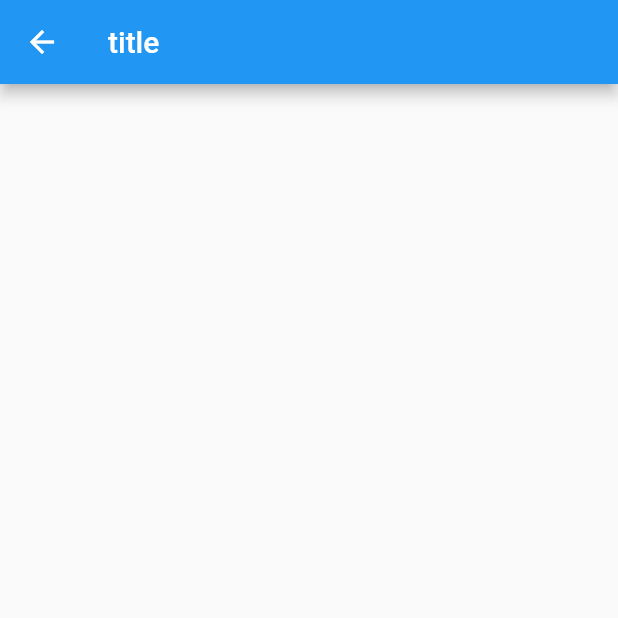
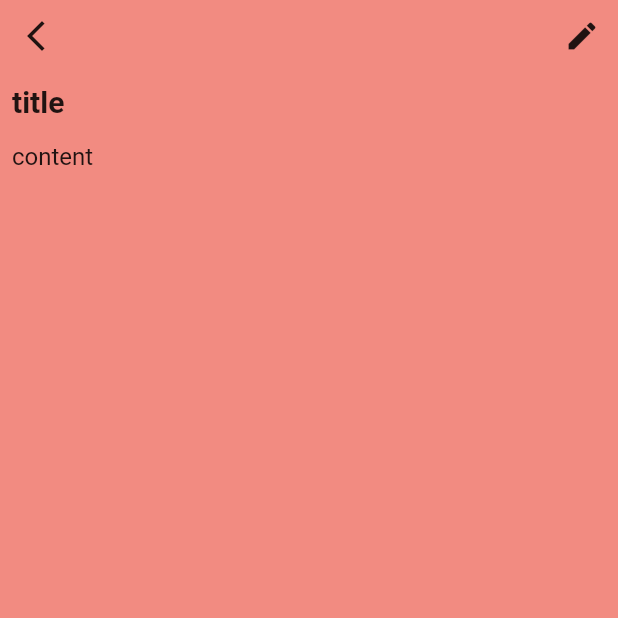
Before and after one commit to DenisManuch/notes_app, a Flutter app: the DetailScreen screen opened by its route, on a phone screen of 412 x 824 dp, the top half of it. Run offline on Flutter 3.47's test engine with Material 2 defaults, Android fonts, the phone set to English and light mode, and no system bars; drawn by our look-alikes of auto_size_text; our stand-ins replace shared_preferences, supabase_flutter; accounts and stored records are empty.

Commit message:
added logic for changing notes

```diff
--- a/lib/core/provider/notes_provider.dart
+++ b/lib/core/provider/notes_provider.dart
@@ -48,9 +48,11 @@ class NotesProvider extends ChangeNotifier {
     }
   }
 
+
+
   ///
-  List<NoteModel> updateNoteList(List<NoteModel> snapshotData) {
-    _listOfNotesProvider = snapshotData;
+  List<NoteModel> updateNote(NoteModel noteInfo, int indexList) {
+    _listOfNotesProvider[indexList] = noteInfo;
     notifyListeners();
 
     return [];
--- a/lib/core/src/constants.dart
+++ b/lib/core/src/constants.dart
@@ -11,15 +11,19 @@ const double mediaQueryK = 0.5;
 
 ///
 const double mediaQueryLoginK = 0.5;
+
 ///
 const List<Color> colorPallete = [
-  Colors.white,
-  Colors.red,
-  Colors.orange,
-  Colors.yellow,
-  Colors.green,
-  Colors.blue,
-  Colors.purple,
-  Colors.pink,
-  Colors.grey,
+  //Color(0xffffffff), // classic white
+  Color(0xfff28b81), // light pink
+  Color(0xfff7bd02), // yellow
+  Color(0xfffbf476), // light yellow
+  Color(0xffcdff90), // light green
+  Color(0xffa7feeb), // turquoise
+  Color(0xffcbf0f8), // light cyan
+  Color(0xffafcbfa), // light blue
+  Color(0xffd7aefc), // plum
+  Color(0xfffbcfe9), // misty rose
+  Color(0xffe6c9a9), // light brown
+  Color(0xffe9eaee), // light gray
 ];
--- a/lib/core/supabase_services/task_service.dart
+++ b/lib/core/supabase_services/task_service.dart
@@ -20,7 +20,7 @@ class TaskService {
 
       return respons
           .map((dynamic e) => toTask(e as Map<String, dynamic>))
-          .toList();
+          .toList()..sort(((a, b) => a.id.compareTo(b.id)));
     } catch (e) {
       debugPrint('$e');
 
--- a/lib/main.dart
+++ b/lib/main.dart
@@ -58,13 +58,15 @@ class Main extends StatelessWidget {
         brightness: Brightness.light,
         primaryColor: const Color(0xFF4859F2),
         backgroundColor: const Color(0xFF0A0C24),
+        secondaryHeaderColor: Colors.black54,
         textTheme: const TextTheme(
           headline1: TextStyle(
             fontSize: 20,
             fontWeight: FontWeight.bold,
           ),
           headline2: TextStyle(fontSize: 20, fontWeight: FontWeight.bold),
-          )),
+        ),
+      ),
     );
   }
 }
--- a/lib/ui/screens/detail_screen.dart
+++ b/lib/ui/screens/detail_screen.dart
@@ -1,33 +1,132 @@
 import 'package:auto_size_text/auto_size_text.dart';
 import 'package:flutter/material.dart';
+import 'package:notes_app/core/models/note_model.dart';
+import 'package:notes_app/core/provider/notes_provider.dart';
 import 'package:notes_app/core/provider/task_provider.dart';
+import 'package:notes_app/core/src/constants.dart';
 import 'package:notes_app/ui/widgets/check_box_widget.dart';
 import 'package:provider/provider.dart';
 
 ///
-class DetailScreen extends StatelessWidget {
+class DetailScreen extends StatefulWidget {
   ///
   const DetailScreen({super.key});
 
   @override
+  State<DetailScreen> createState() => _DetailScreenState();
+}
+
+class _DetailScreenState extends State<DetailScreen> {
+  final _titleController = TextEditingController();
+
+  final _contentController = TextEditingController();
+
+  void _initialTitleAndContent(String title, String content) {
+    _titleController.text = title;
+    _contentController.text = content;
+  }
+
+  void _onChangetTitle(String title) {
+    final _note = Provider.of<TaskProvider>(context, listen: false).noteInfo;
+    final _index =
+        Provider.of<TaskProvider>(context, listen: false).noteIndexProvider;
+    _note.title = title.trim();
+    Provider.of<NotesProvider>(context, listen: false)
+        .updateNote(_note, _index);
+    print(Provider.of<TaskProvider>(context, listen: false).noteInfo);
+  }
+
+  void _onChangetContent(String content) {
+    final _note = Provider.of<TaskProvider>(context, listen: false).noteInfo;
+    final _index =
+        Provider.of<TaskProvider>(context, listen: false).noteIndexProvider;
+    _note.content = content.trim();
+    Provider.of<NotesProvider>(context, listen: false)
+        .updateNote(_note, _index);
+    print(Provider.of<TaskProvider>(context, listen: false).noteInfo);
+  }
+
+  @override
   Widget build(BuildContext context) {
     final _noteInfo = Provider.of<TaskProvider>(context).noteInfo;
+    _initialTitleAndContent(_noteInfo.title, _noteInfo.content ?? '');
 
     return Scaffold(
-      appBar: AppBar(
-        title: AutoSizeText(
-          _noteInfo?.title ?? 'title',
-          maxLines: 2,
+      backgroundColor: colorPallete[_noteInfo.colorNote],
+      body: SafeArea(
+        child: Column(
+          children: [
+            Expanded(
+              child: ListView(
+                children: <Widget>[
+                  Row(
+                    mainAxisAlignment: MainAxisAlignment.spaceBetween,
+                    children: [
+                      IconButton(
+                        onPressed: () {
+                          Navigator.pop(context);
+                        },
+                        icon: const Icon(Icons.arrow_back_ios_new),
+                      ),
+                      IconButton(
+                        onPressed: () {},
+                        icon: const Icon(Icons.edit),
+                      )
+                    ],
+                  ),
+                  Padding(
+                    padding: const EdgeInsets.all(8.0),
+                    child: TextFormField(
+                      onChanged: (value) =>
+                          _onChangetTitle(_titleController.text),
+                      //initialValue: _noteInfo?.title,
+                      minLines: 1,
+                      maxLines: 5,
+                      style: const TextStyle(
+                          fontSize: 20, fontWeight: FontWeight.bold),
+                      controller: _titleController,
+                      decoration: const InputDecoration.collapsed(
+                        hintText: 'Title',
+                      ),
+                    ),
+                  ),
+                  Padding(
+                    padding: const EdgeInsets.all(8.0),
+                    child: TextFormField(
+                      onChanged: (value) => _onChangetContent(value),
+                      initialValue: _noteInfo.content,
+                      minLines: 1,
+                      maxLines: 100,
+                      //controller: _contentController,
+                      decoration: const InputDecoration.collapsed(
+                        hintText: 'Content',
+                      ),
+                    ),
+                  ),
+                  // Padding(
+                  //   padding: const EdgeInsets.all(8.0),
+                  //   child: AutoSizeText(
+                  //     _noteInfo?.title ?? 'title',
+                  //     minFontSize: 20,
+                  //     style: TextStyle(
+                  //       color: Theme.of(context).secondaryHeaderColor,
+                  //     ),
+                  //     maxLines: 2,
+                  //   ),
+                  // ),
+                  // Padding(
+                  //   padding: const EdgeInsets.all(8.0),
+                  //   child: AutoSizeText(_noteInfo?.content ?? ''),
+                  // ),
+                  const Expanded(child: CheckBoxWidget()),
+                ],
+              ),
+            ),
+          ],
         ),
-      ),
-      body: Column(
-        children: const <Widget>[
-          Expanded(child: CheckBoxWidget()),
-        ],
       ),
     );
   }
-
 }
 
 
```
Also changed, not shown: lib/core/provider/task_provider.dart (+21 -4 lines), lib/ui/screens/home_screen.dart (+35 -28 lines), lib/ui/widgets/check_box_widget.dart (+8 -2 lines). Lines whose indentation alone changed are shown as unchanged.
